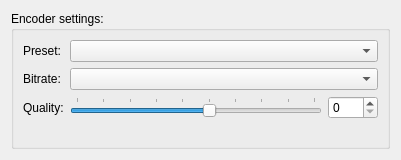
This is formats/out_mp3_config.ui in flacon/flacon as Qt 5 draws it before an edit. The edited form follows.
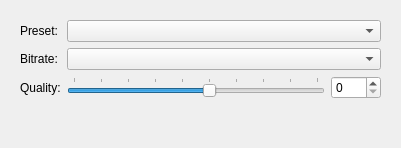
This is the edited form.

Patch:
```diff
--- a/formats/out_mp3_config.ui
+++ b/formats/out_mp3_config.ui
@@ -7,7 +7,7 @@
     <x>0</x>
     <y>0</y>
     <width>401</width>
-    <height>160</height>
+    <height>148</height>
    </rect>
   </property>
   <property name="windowTitle">
@@ -15,13 +15,7 @@
   </property>
   <layout class="QVBoxLayout" name="verticalLayout">
    <item>
-    <widget class="QGroupBox" name="groupBox">
-     <property name="title">
-      <string extracomment="Preferences dialog: group caption">Encoder settings:</string>
-     </property>
-     <property name="flat">
-      <bool>true</bool>
-     </property>
+    <widget class="QWidget" name="widget" native="true">
      <layout class="QFormLayout" name="formLayout">
       <item row="0" column="0">
        <widget class="QLabel" name="mp3PresetLabel">
```
Left out of the diff: 44 changed lines with no effect on the pictures.
